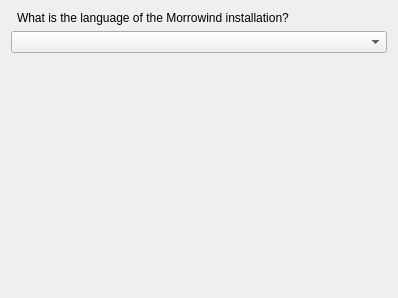
Old version of the form files/ui/wizard/languageselectionpage.ui in the repository OpenMW/openmw.
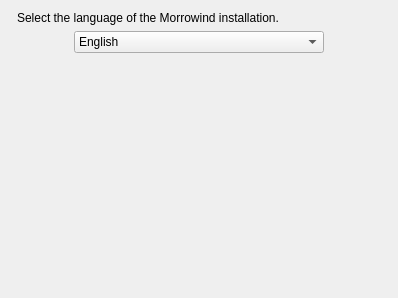
New version of the form. Icons and pictures are not drawn.

Commit message: Implemented the language selection page

Diff of the .ui file:
```diff
--- a/files/ui/wizard/languageselectionpage.ui
+++ b/files/ui/wizard/languageselectionpage.ui
@@ -13,6 +13,12 @@
   <property name="windowTitle">
    <string>WizardPage</string>
   </property>
+  <property name="title">
+   <string>Select Morrowind Language</string>
+  </property>
+  <property name="subTitle">
+   <string>What is the language of the Morrowind installation?</string>
+  </property>
   <layout class="QVBoxLayout" name="verticalLayout">
    <item>
     <layout class="QHBoxLayout" name="horizontalLayout">
@@ -38,7 +44,7 @@
      <item>
       <widget class="QLabel" name="infoLabel">
        <property name="text">
-        <string>What is the language of the Morrowind installation?</string>
+        <string>Select the language of the Morrowind installation.</string>
        </property>
        <property name="wordWrap">
         <bool>true</bool>
@@ -48,7 +54,79 @@
     </layout>
    </item>
    <item>
-    <widget class="QComboBox" name="comboBox"/>
+    <layout class="QHBoxLayout" name="horizontalLayout_2">
+     <item>
+      <spacer name="horizontalSpacer">
+       <property name="orientation">
+        <enum>Qt::Horizontal</enum>
+       </property>
+       <property name="sizeHint" stdset="0">
+        <size>
+         <width>40</width>
+         <height>20</height>
+        </size>
+       </property>
+      </spacer>
+     </item>
+     <item>
+      <widget class="QComboBox" name="languagesComboBox">
+       <property name="minimumSize">
+        <size>
+         <width>250</width>
+         <height>0</height>
+        </size>
+       </property>
+       <item>
+        <property name="text">
+         <string>English</string>
+        </property>
+       </item>
+       <item>
+        <property name="text">
+         <string>French</string>
+        </property>
+       </item>
+       <item>
+        <property name="text">
+         <string>Russian</string>
+        </property>
+       </item>
+       <item>
+        <property name="text">
+         <string>Polish</string>
+        </property>
+       </item>
+       <item>
+        <property name="text">
+         <string>Italian</string>
+        </property>
+       </item>
+       <item>
+        <property name="text">
+         <string>Spanish</string>
+        </property>
+       </item>
+       <item>
+        <property name="text">
+         <string>German</string>
+        </property>
+       </item>
+      </widget>
+     </item>
+     <item>
+      <spacer name="horizontalSpacer_2">
+       <property name="orientation">
+        <enum>Qt::Horizontal</enum>
+       </property>
+       <property name="sizeHint" stdset="0">
+        <size>
+         <width>40</width>
+         <height>20</height>
+        </size>
+       </property>
+      </spacer>
+     </item>
+    </layout>
    </item>
    <item>
     <spacer name="verticalSpacer">
```
Left out of the diff: 6 changed lines with no effect on the pictures. The commit also changes 6 other files.
